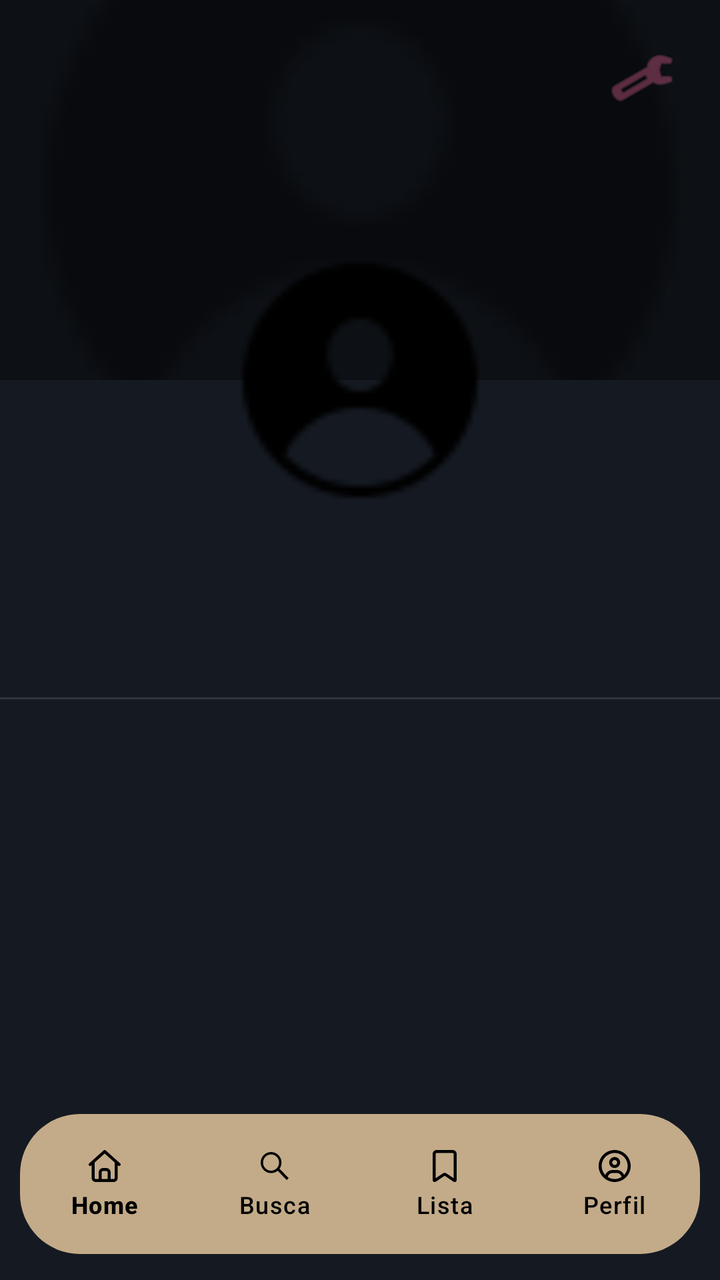
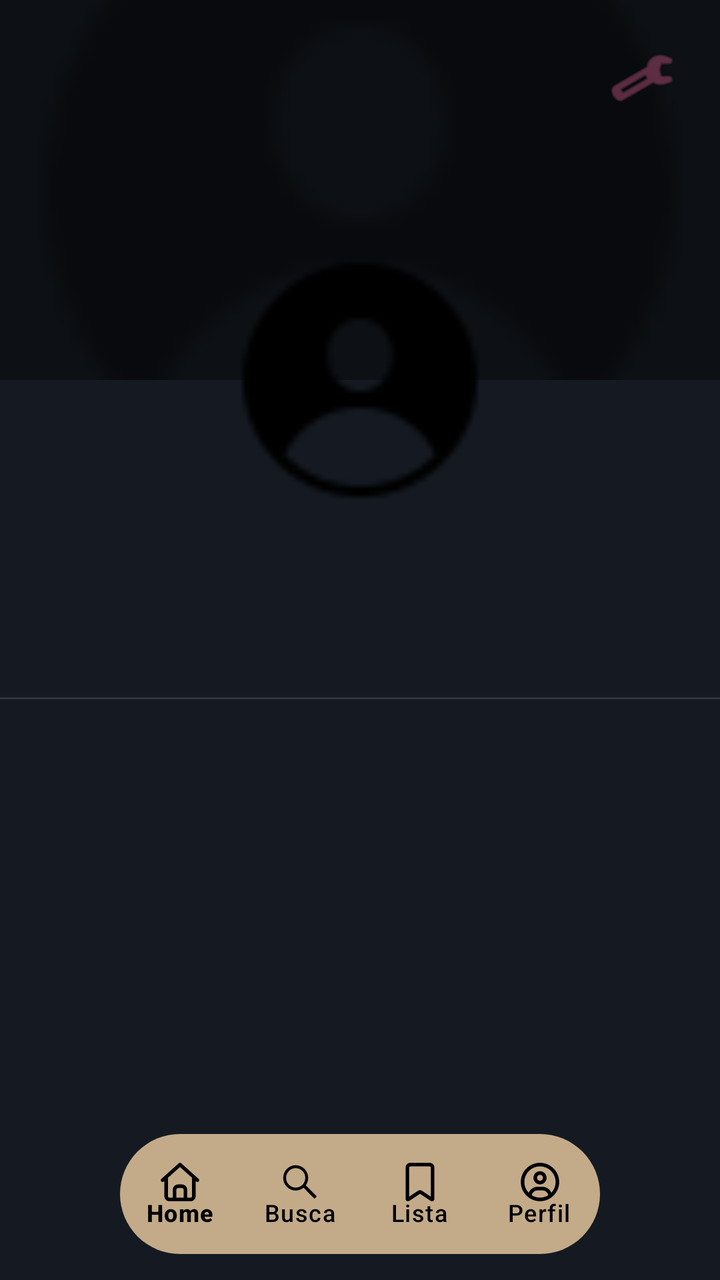

Before-and-after screenshots of an Android layout around one commit, followed by the original layout XML and the change that was made.
<!-- AndroidManifest.xml: application theme Theme.RollView -->
<!-- res/layout/activity_perfil.xml -->
<?xml version="1.0" encoding="utf-8"?>
<RelativeLayout xmlns:android="http://schemas.android.com/apk/res/android"
    xmlns:app="http://schemas.android.com/apk/res-auto"
    android:layout_width="match_parent"
    android:layout_height="match_parent"
    android:background="#151A22">


    <LinearLayout
        android:layout_width="match_parent"
        android:layout_height="match_parent"
        android:layout_above="@id/bottomNav"
        android:orientation="vertical">

        <FrameLayout
            android:layout_width="match_parent"
            android:layout_height="260dp">

            <ImageView
                android:id="@+id/imgBackground"
                android:layout_width="match_parent"
                android:layout_height="190dp"
                android:alpha="0.34"
                android:scaleType="centerCrop"
                android:src="@drawable/user_default" />

            <View
                android:layout_width="match_parent"
                android:layout_height="190dp"
                android:background="#66000000" />

            <ImageView
                android:id="@+id/imgConfig"
                android:layout_width="34dp"
                android:layout_height="34dp"
                android:layout_gravity="top|end"
                android:layout_marginTop="22dp"
                android:layout_marginEnd="22dp"
                android:src="@android:drawable/ic_menu_preferences"
                android:tint="#944264" />

            <ImageView
                android:id="@+id/imgPerfil"
                android:layout_width="140dp"
                android:layout_height="140dp"
                android:layout_gravity="center_horizontal|bottom"
                android:clipToOutline="true"
                android:outlineProvider="background"
                android:padding="3dp"
                android:scaleType="centerCrop"
                android:src="@drawable/user_default" />

        </FrameLayout>

        <TextView
            android:id="@+id/txtNome"
            android:layout_width="wrap_content"
            android:layout_height="wrap_content"
            android:layout_marginStart="25dp"
            android:text=""
            android:textColor="#FFFFFF"
            android:textSize="26sp"
            android:textStyle="bold" />

        <TextView
            android:id="@+id/txtUsername"
            android:layout_width="wrap_content"
            android:layout_height="wrap_content"
            android:layout_marginStart="25dp"
            android:layout_marginTop="4dp"
            android:text=""
            android:textColor="#D96B9A"
            android:textSize="16sp" />

        <View
            android:layout_width="match_parent"
            android:layout_height="1dp"
            android:layout_marginTop="28dp"
            android:background="#30343B" />

        <androidx.recyclerview.widget.RecyclerView
            android:id="@+id/recyclerAvaliacoes"
            android:layout_width="match_parent"
            android:layout_height="0dp"
            android:layout_weight="1"
            android:padding="22dp" />

    </LinearLayout>

    <com.google.android.material.bottomnavigation.BottomNavigationView
        android:id="@+id/bottomNav"
        android:layout_width="340dp"
        android:layout_height="70dp"
        android:layout_alignParentBottom="true"
        android:layout_centerHorizontal="true"
        android:layout_marginBottom="13dp"
        android:background="@drawable/navbar_rounded"
        android:paddingTop="4dp"
        android:paddingBottom="4dp"
        app:itemActiveIndicatorStyle="@null"
        app:itemIconSize="20dp"
        app:itemIconTint="@android:color/black"
        app:itemTextColor="@android:color/black"
        app:labelVisibilityMode="labeled"
        app:menu="@menu/bottom_menu" />

</RelativeLayout>
<!-- resources referenced by this layout -->
<resources>
  <!-- drawable navbar_rounded (drawable) -->
  <?xml version="1.0" encoding="utf-8"?>
  <shape xmlns:android="http://schemas.android.com/apk/res/android">
  
      
      <solid android:color="#C3AB89" />
  
      
      <corners
          android:topLeftRadius="30dp"
          android:topRightRadius="30dp"
          android:bottomLeftRadius="30dp"
          android:bottomRightRadius="30dp" />
  
  </shape>
  <!-- drawable user_default: png bitmap (drawable, 832 bytes) -->
  <style name="Theme.RollView" parent="Base.Theme.RollView" />
  <style name="Base.Theme.RollView" parent="Theme.Material3.DayNight.NoActionBar">
          
          
      </style>
</resources>

<!-- the commit's change to res/layout/activity_perfil.xml (unified diff, before → after) -->
@@ -37,7 +37,7 @@
                 android:layout_marginTop="22dp"
                 android:layout_marginEnd="22dp"
                 android:src="@android:drawable/ic_menu_preferences"
-                android:tint="#944264" />
+                app:tint="#944264" />
 
             <ImageView
                 android:id="@+id/imgPerfil"
@@ -89,16 +89,17 @@
 
     <com.google.android.material.bottomnavigation.BottomNavigationView
         android:id="@+id/bottomNav"
-        android:layout_width="340dp"
-        android:layout_height="70dp"
+        android:layout_width="300dp"
+        android:layout_height="60dp"
+        android:layout_alignParentStart="true"
+        android:layout_alignParentEnd="true"
         android:layout_alignParentBottom="true"
-        android:layout_centerHorizontal="true"
+        android:layout_marginStart="60dp"
+        android:layout_marginEnd="60dp"
         android:layout_marginBottom="13dp"
         android:background="@drawable/navbar_rounded"
-        android:paddingTop="4dp"
-        android:paddingBottom="4dp"
         app:itemActiveIndicatorStyle="@null"
-        app:itemIconSize="20dp"
+        app:itemIconSize="24dp"
         app:itemIconTint="@android:color/black"
         app:itemTextColor="@android:color/black"
         app:labelVisibilityMode="labeled"
